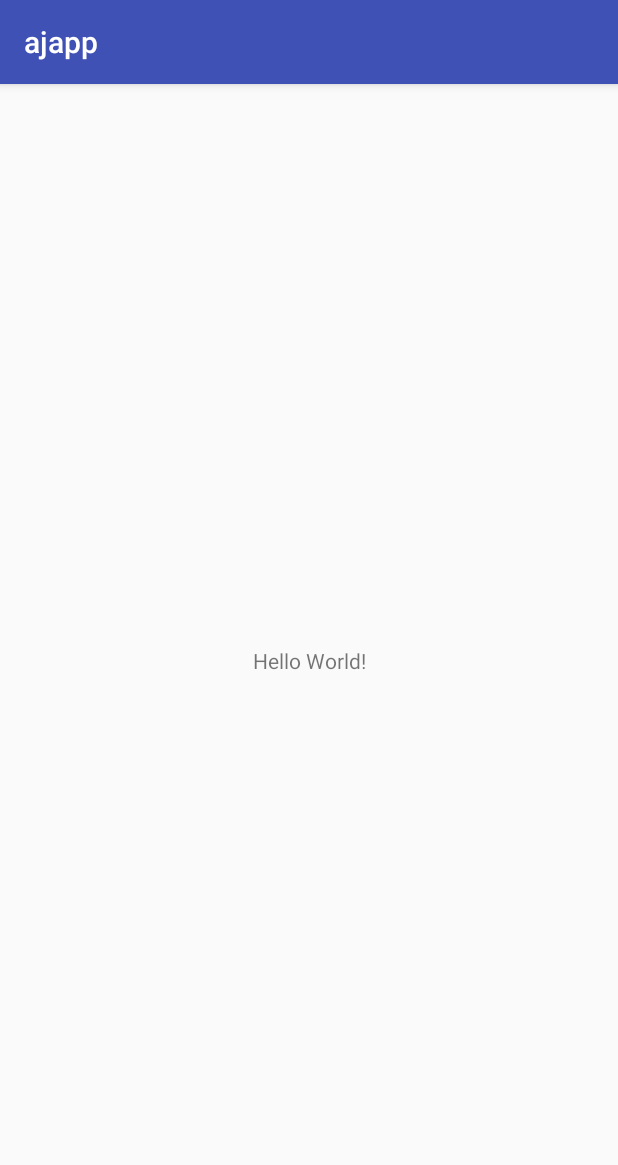
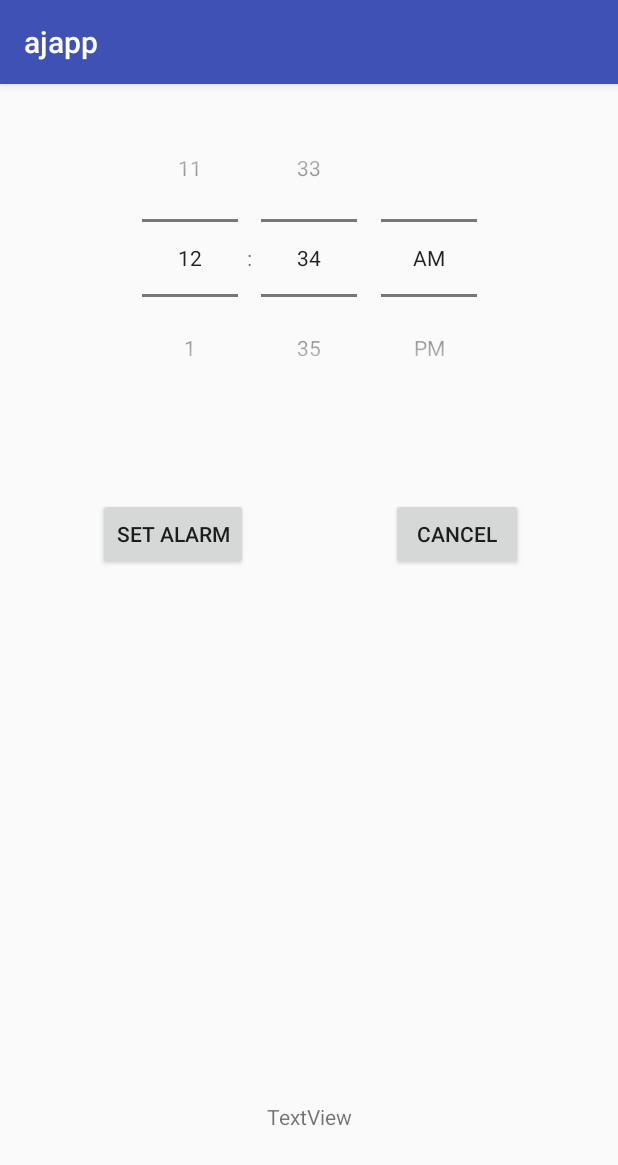
Before and after one commit to zanvd/ajateam, an Android app: the screen it shows after launch (MainActivity), on a phone screen of 412 x 824 dp. Shown: the top 1165 px of the screen. Run offline under Robolectric (Android 15) with nearby library versions, the phone set to English and light mode, and no system bars.

Commit message:
AlarmClockInit

```diff
--- a/android_app/ajapp/app/src/main/AndroidManifest.xml
+++ b/android_app/ajapp/app/src/main/AndroidManifest.xml
@@ -16,6 +16,10 @@
                 <category android:name="android.intent.category.LAUNCHER" />
             </intent-filter>
         </activity>
+
+        <receiver android:name=".AlarmReceiver" />
+        <service android:name=".RingtonePlaylistService" android:enabled="true" />
+
     </application>
 
 </manifest>
--- a/android_app/ajapp/app/src/main/java/ajateam/ajapp/MainActivity.java
+++ b/android_app/ajapp/app/src/main/java/ajateam/ajapp/MainActivity.java
@@ -1,29 +1,82 @@
 package ajateam.ajapp;
 
+import android.app.AlarmManager;
+import android.app.PendingIntent;
+import android.content.Context;
+import android.content.Intent;
 import android.support.v7.app.AppCompatActivity;
 import android.os.Bundle;
+import android.view.View;
+import android.widget.Button;
 import android.widget.TextView;
+import android.widget.TimePicker;
+
+import java.util.Calendar;
 
 public class MainActivity extends AppCompatActivity {
+
+    AlarmManager alarmManager;
+    TimePicker alarmTimePicker;
+    TextView updateStatus;
+    Context context;
+    PendingIntent pendingIntent;
 
     @Override
     protected void onCreate(Bundle savedInstanceState) {
         super.onCreate(savedInstanceState);
         setContentView(R.layout.activity_main);
 
-    // Example of a call to a native method
-    TextView tv = (TextView) findViewById(R.id.sample_text);
-    tv.setText(stringFromJNI());
+        this.context = this;
+        alarmManager = (AlarmManager) getSystemService(ALARM_SERVICE);
+        alarmTimePicker = (TimePicker) findViewById(R.id.alarmOn);
+        updateStatus = (TextView) findViewById(R.id.updateText);
+
+        final Calendar calendar = Calendar.getInstance();
+
+        final Intent intent = new Intent(this.context, AlarmReceiver.class);
+
+        Button alarmOn = (Button) findViewById(R.id.setAlarm);
+        alarmOn.setOnClickListener(new View.OnClickListener() {
+            @Override
+            public void onClick(View v) {
+
+                calendar.set(Calendar.HOUR_OF_DAY, alarmTimePicker.getCurrentHour());
+                calendar.set(Calendar.MINUTE, alarmTimePicker.getCurrentMinute());
+
+                int hour = alarmTimePicker.getCurrentHour();
+                int min = alarmTimePicker.getCurrentMinute();
+
+                setAlarmText("Hey ho, let's go " + hour + " hour " + min + " min.");
+
+                intent.putExtra("extra", true);
+
+                pendingIntent = PendingIntent.getBroadcast(context, 0, intent, PendingIntent.FLAG_UPDATE_CURRENT);
+
+                alarmManager.set(AlarmManager.RTC_WAKEUP, calendar.getTimeInMillis(), pendingIntent);
+
+
+            }
+        });
+
+        Button alarmOff = (Button) findViewById(R.id.cancelAlarm);
+        alarmOff.setOnClickListener(new View.OnClickListener() {
+            @Override
+            public void onClick(View v) {
+
+                setAlarmText("Hey oh, oh no.");
+
+                alarmManager.cancel(pendingIntent);
+
+                intent.putExtra("extra", false);
+
+                sendBroadcast(intent);
+            }
+        });
     }
 
-    /**
-     * A native method that is implemented by the 'native-lib' native library,
-     * which is packaged with this application.
-     */
-    public native String stringFromJNI();
+    private void setAlarmText(String output) {
 
-    // Used to load the 'native-lib' library on application startup.
-    static {
-        System.loadLibrary("native-lib");
+        updateStatus.setText(output);
     }
+
 }
--- a/android_app/ajapp/app/src/main/res/layout/activity_main.xml
+++ b/android_app/ajapp/app/src/main/res/layout/activity_main.xml
@@ -7,14 +7,46 @@
     android:layout_height="match_parent"
     tools:context="ajateam.ajapp.MainActivity">
 
-    <TextView
-        android:id="@+id/sample_text"
+    <TimePicker
+        android:id="@+id/alarmOn"
         android:layout_width="wrap_content"
         android:layout_height="wrap_content"
-        android:text="Hello World!"
-        app:layout_constraintBottom_toBottomOf="parent"
+        android:layout_marginTop="10dp"
+        android:timePickerMode="spinner"
         app:layout_constraintLeft_toLeftOf="parent"
         app:layout_constraintRight_toRightOf="parent"
         app:layout_constraintTop_toTopOf="parent" />
 
+    <Button
+        android:id="@+id/setAlarm"
+        android:layout_width="wrap_content"
+        android:layout_height="wrap_content"
+        android:text="@string/set_alarm"
+        tools:ignore="MissingConstraints"
+        android:onClick="setAlarm"
+        android:layout_marginTop="54dp"
+        app:layout_constraintTop_toBottomOf="@+id/alarmOn"
+        android:layout_marginLeft="65dp"
+        app:layout_constraintLeft_toLeftOf="parent" />
+
+    <Button
+        android:id="@+id/cancelAlarm"
+        android:layout_width="wrap_content"
+        android:layout_height="wrap_content"
+        android:text="@string/cancel"
+        tools:ignore="MissingConstraints"
+        android:layout_marginTop="54dp"
+        app:layout_constraintTop_toBottomOf="@+id/alarmOn"
+        android:layout_marginRight="63dp"
+        app:layout_constraintRight_toRightOf="parent" />
+
+    <TextView
+        android:id="@+id/updateText"
+        android:layout_width="wrap_content"
+        android:layout_height="wrap_content"
+        android:text="TextView"
+        app:layout_constraintLeft_toLeftOf="parent"
+        app:layout_constraintRight_toRightOf="parent"
+        app:layout_constraintBottom_toBottomOf="parent"
+        android:layout_marginBottom="70dp" />
 </android.support.constraint.ConstraintLayout>
--- a/android_app/ajapp/app/src/main/res/values/strings.xml
+++ b/android_app/ajapp/app/src/main/res/values/strings.xml
@@ -1,3 +1,5 @@
 <resources>
     <string name="app_name">ajapp</string>
+    <string name="cancel">Cancel</string>
+    <string name="set_alarm">Set alarm</string>
 </resources>
```
Also changed, not shown: android_app/ajapp/app/src/main/java/ajateam/ajapp/AlarmReceiver.java (added, +28 -0 lines), android_app/ajapp/app/src/main/java/ajateam/ajapp/RingtonePlaylistService.java (added, +99 -0 lines), 1 other file.
